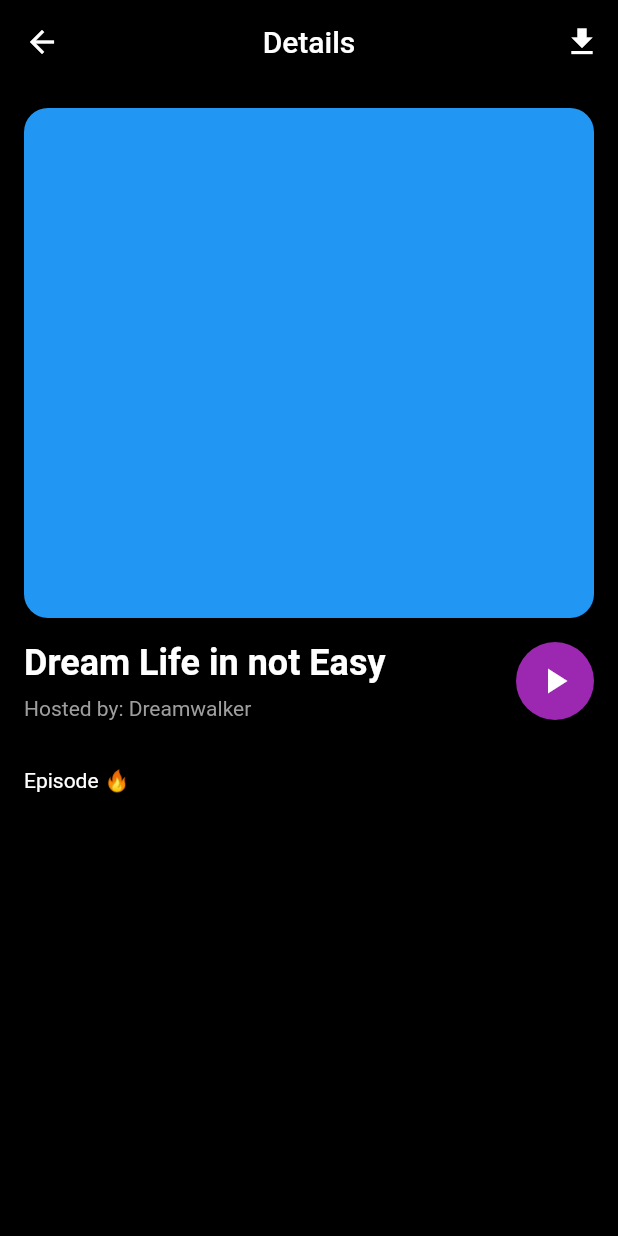
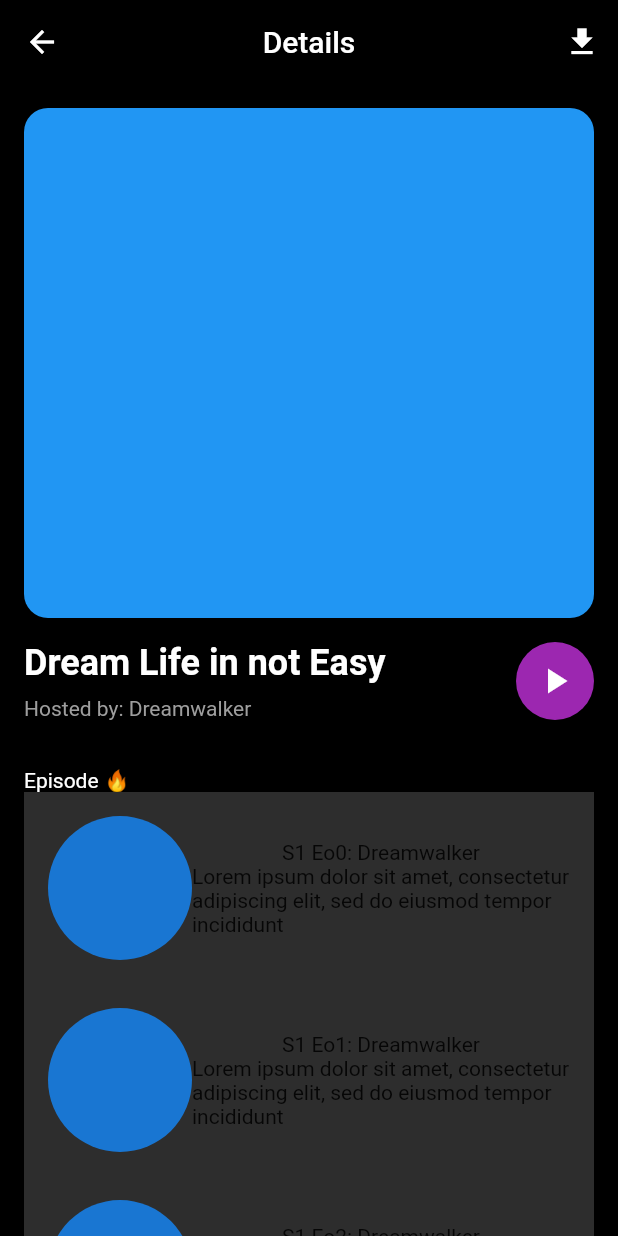
Before and after one commit to JAICHANGPARK/flutter_notebook_chapter_29, a Flutter app: the AudioPodcastsDetailPage screen opened directly, on a phone screen of 412 x 824 dp. Run offline on Flutter 3.47's test engine with Material 2 defaults, Android fonts, the phone set to English and light mode, and no system bars.

Commit message:
Update audio_podcasts_detail_page.dart

```diff
--- a/lib/ep1456_audio_podcasts_app/view/audio_podcasts_detail_page.dart
+++ b/lib/ep1456_audio_podcasts_app/view/audio_podcasts_detail_page.dart
@@ -90,9 +90,24 @@ class _AudioPodcastsDetailPageState extends State<AudioPodcastsDetailPage> {
                 children: List.generate(
                   10,
                   (index) => Container(
-                    decoration: const BoxDecoration(),
+                    decoration: const BoxDecoration(color: Color.fromRGBO(45, 45, 45, 1)),
+                    padding: EdgeInsets.all(16),
                     child: Row(
-                      children: const [],
+                      children: [
+                        CircleAvatar(
+                          radius: 48,
+                        ),
+                        Expanded(
+                          child: Column(
+                            children: [
+                              Text("S1 Eo${index}: Dreamwalker"),
+                              Text(
+                                  'Lorem ipsum dolor sit amet, consectetur adipiscing elit, sed do eiusmod tempor incididunt ',
+                                  style: TextStyle(),),
+                            ],
+                          ),
+                        )
+                      ],
                     ),
                   ),
                 ),
```
